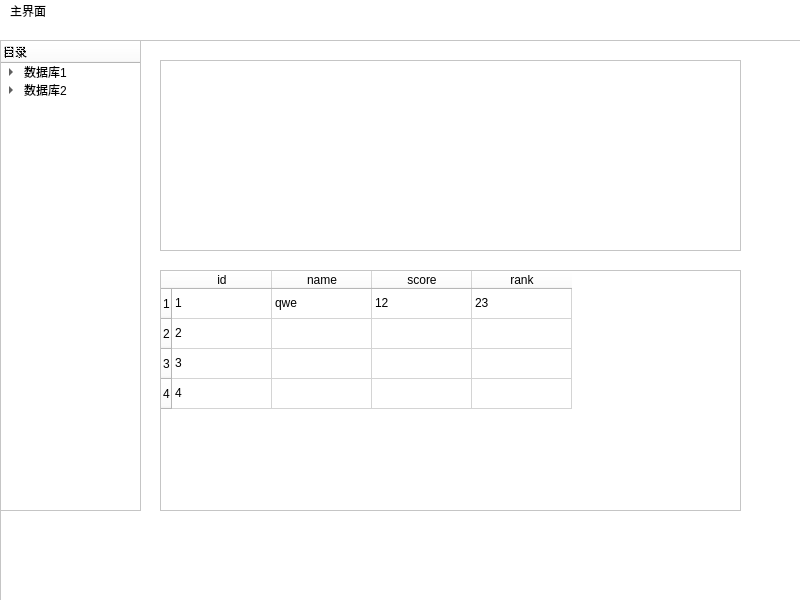
Above: mainwindow.ui from NorthOuterTowner/DB before the change. Below: the same form after it.
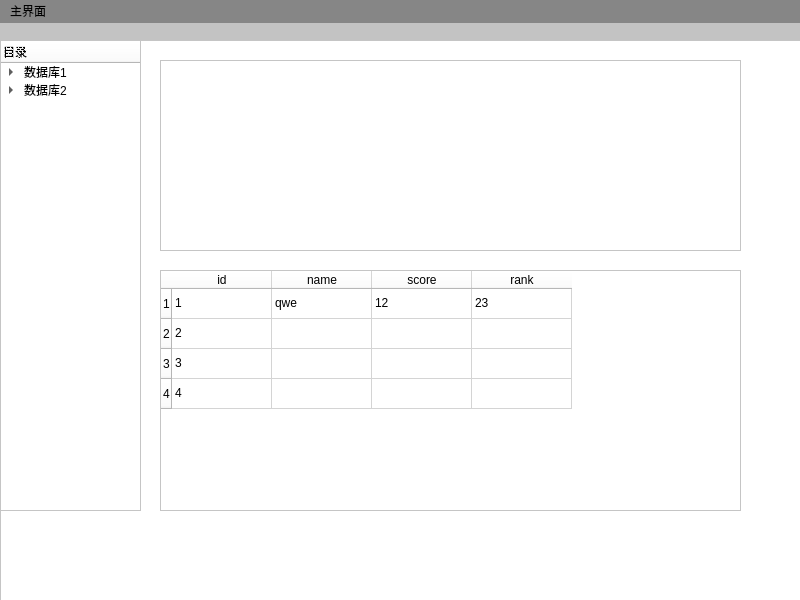
That is the form after the change. Icons and pictures are not drawn.

What changed in the file:
```diff
--- a/mainwindow.ui
+++ b/mainwindow.ui
@@ -213,6 +213,7 @@
    </property>
    <property name="styleSheet">
     <string notr="true">border-color: rgb(0, 0, 0);
+background-color: rgb(195, 195, 195);
 color: rgb(0, 0, 0);</string>
    </property>
    <property name="movable">
@@ -235,7 +236,8 @@
     </rect>
    </property>
    <property name="styleSheet">
-    <string notr="true">color: rgb(0, 0, 0);</string>
+    <string notr="true">color: rgb(0, 0, 0);
+background-color: rgb(134, 134, 134);</string>
    </property>
    <widget class="QMenu" name="new_db">
     <property name="title">
```
